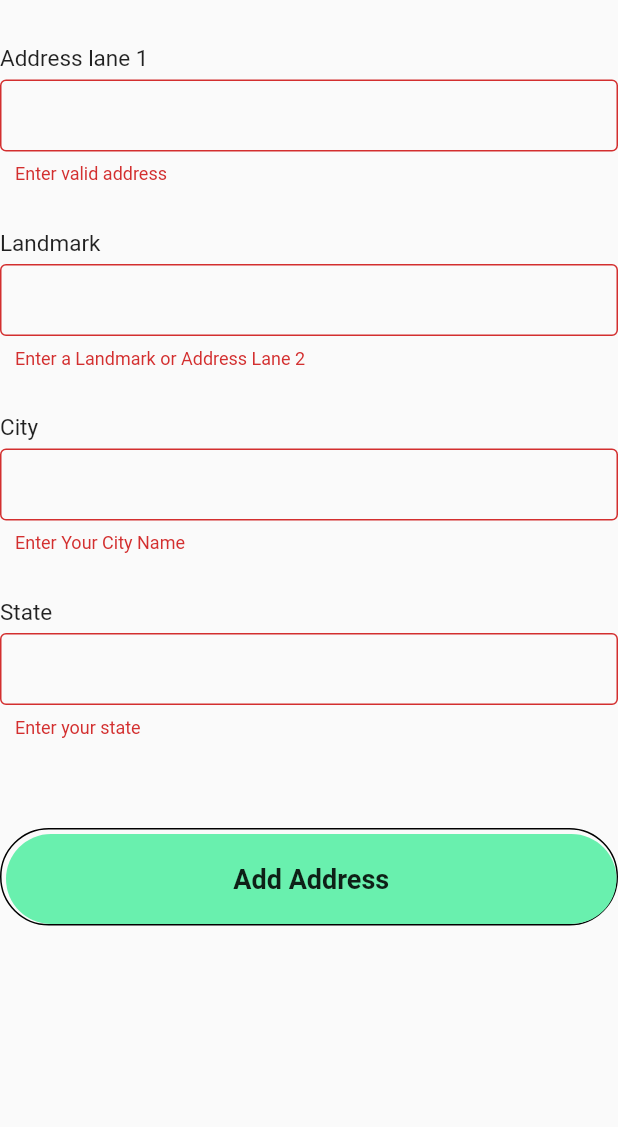
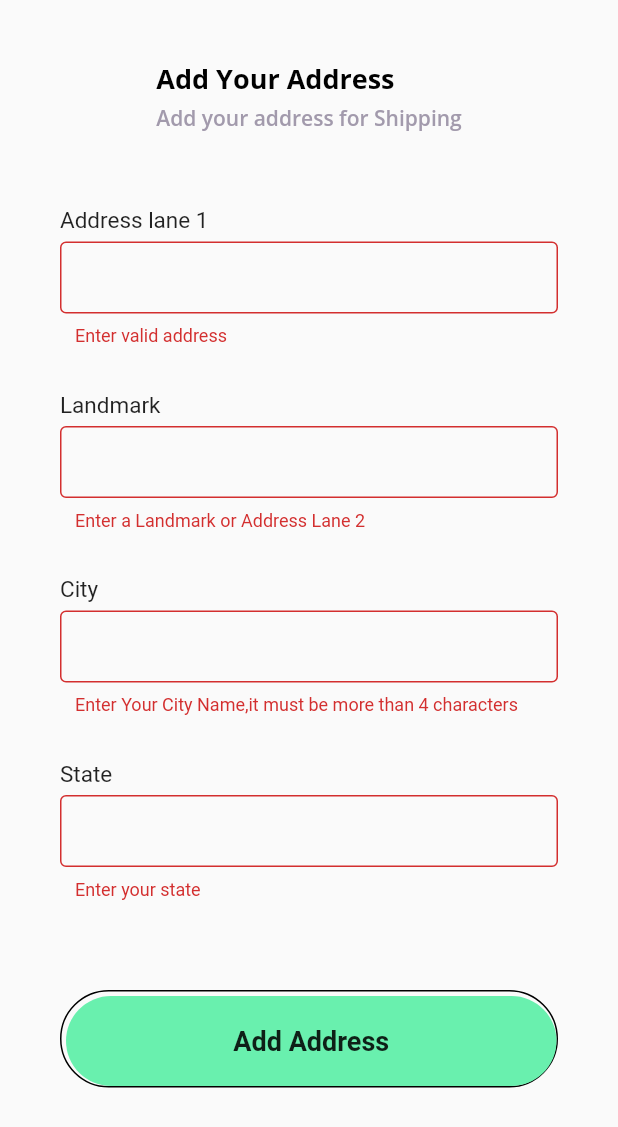
Before and after one commit to saurabhgrewal718/RealBoldAlive, a Flutter app: the AddAddress screen opened by its route, after a tap on "Add Address", on a phone screen of 412 x 824 dp. Shown: the top 1127 px of the screen. Run offline on Flutter 3.47's test engine with Material 2 defaults, Android fonts, the phone set to English and light mode, and no system bars; our stand-ins replace carousel_slider, chips_choice, cloud_firestore, firebase_auth, flutter_svg, fluttertoast and 5 more; accounts and stored records are empty; project files that could hold a hidden picture were left out.

Commit message:
address form added

```diff
--- a/lib/screens/myprofile/addaddress.dart
+++ b/lib/screens/myprofile/addaddress.dart
@@ -1,3 +1,4 @@
+import 'package:BoldAlive/screens/atoms/head_of_app.dart';
 import 'package:BoldAlive/screens/myprofile/myprofile.dart';
 import 'package:cloud_firestore/cloud_firestore.dart';
 import 'package:flutter/material.dart';
@@ -14,6 +15,9 @@ class AddAddress extends StatefulWidget {
 class _AddAddressState extends State<AddAddress> {
   final _form = GlobalKey<FormState>();
   bool _isLoading = false;
+  final ad2 = FocusNode();
+  final cit = FocusNode();
+  final sta = FocusNode();
   String _add1 = '';
   String _add2 = '';
   String _city = '';
@@ -41,6 +45,7 @@ class _AddAddressState extends State<AddAddress> {
           'city':_city,
           'state':_state
         });
+        print(_add1);print(_add2);print(_city);print(_state);
 
         //showing congratulatory Snackbar on sucesful signup
         Scaffold.of(ctx).hideCurrentSnackBar();
@@ -100,6 +105,8 @@ class _AddAddressState extends State<AddAddress> {
   Widget build(BuildContext context) {
     return Scaffold(
           body: SingleChildScrollView(
+          child: Container(
+            padding: EdgeInsets.only(right:40,left:40,bottom:40),
             child: Form(
                 key: _form,
                 child: Container(
@@ -108,6 +115,7 @@ class _AddAddressState extends State<AddAddress> {
                 child: Column(
                   mainAxisAlignment: MainAxisAlignment.spaceEvenly,
                   children: <Widget>[
+                    Headofapp(title: 'Add Your Address',subtitle: 'Add your address for Shipping',),
                     Column(
                       children: <Widget>[
 
@@ -131,7 +139,7 @@ class _AddAddressState extends State<AddAddress> {
                                   }
                                   return null;
                                 },
-                              textInputAction: TextInputAction.done,
+                                textInputAction: TextInputAction.next,
                                 decoration: InputDecoration(
                                   contentPadding: EdgeInsets.symmetric(vertical: 0, horizontal: 10),
                                   enabledBorder: OutlineInputBorder(
@@ -141,7 +149,9 @@ class _AddAddressState extends State<AddAddress> {
                                     borderSide: BorderSide(color: Colors.grey[400])
                                   ),
                                 ),
-
+                                onFieldSubmitted: (_){
+                                  FocusScope.of(context).requestFocus(ad2);
+                                },
                                 onSaved: (value){
                                   _add1=value;
                                 },
@@ -167,6 +177,7 @@ class _AddAddressState extends State<AddAddress> {
                                   }
                                   return null;
                                 },
+                                focusNode: ad2,
                                 textInputAction: TextInputAction.next,
                                 decoration: InputDecoration(
                                   contentPadding: EdgeInsets.symmetric(vertical: 0, horizontal: 10),
@@ -177,6 +188,9 @@ class _AddAddressState extends State<AddAddress> {
                                     borderSide: BorderSide(color: Colors.grey[400])
                                   ),
                                 ),
+                                onFieldSubmitted: (_){
+                                  FocusScope.of(context).requestFocus(cit);
+                                },
 
                                 onSaved: (value){
                                   _add2=value;
@@ -199,12 +213,12 @@ class _AddAddressState extends State<AddAddress> {
                               TextFormField(
                                 validator: (value){
                                   if(value.isEmpty || value.length<4){
-                                  return "Enter Your City Name";
+                                    return "Enter Your City Name,it must be more than 4 characters";
                                   }
                                   return null;
                                 },
-                              obscureText: true,
                                 textInputAction: TextInputAction.next,
+                                focusNode: cit,
                                 decoration: InputDecoration(
                                   contentPadding: EdgeInsets.symmetric(vertical: 0, horizontal: 10),
                                   enabledBorder: OutlineInputBorder(
@@ -214,6 +228,9 @@ class _AddAddressState extends State<AddAddress> {
                                     borderSide: BorderSide(color: Colors.grey[400])
                                   ),
                                 ),
+                                onFieldSubmitted: (_){
+                                  FocusScope.of(context).requestFocus(sta);
+                                },
 
                                 onSaved: (value){
                                   _city=value;
@@ -235,12 +252,12 @@ class _AddAddressState extends State<AddAddress> {
                               SizedBox(height: 5,),
                               TextFormField(
                                 validator: (value){
-                                if(value.isEmpty || value.length<6){
+                                  if(value.isEmpty || value.length<3){
                                     return "Enter your state";
                                   }
                                   return null;
                                 },
-                              obscureText: true,
+                                focusNode: sta,
                                 textInputAction: TextInputAction.done,
                                 decoration: InputDecoration(
                                   contentPadding: EdgeInsets.symmetric(vertical: 0, horizontal: 10),
@@ -299,6 +316,7 @@ class _AddAddressState extends State<AddAddress> {
               ),
             ),
           ),
+        ),
     );
   }
 }
```
Lines whose indentation alone changed are shown as unchanged.
